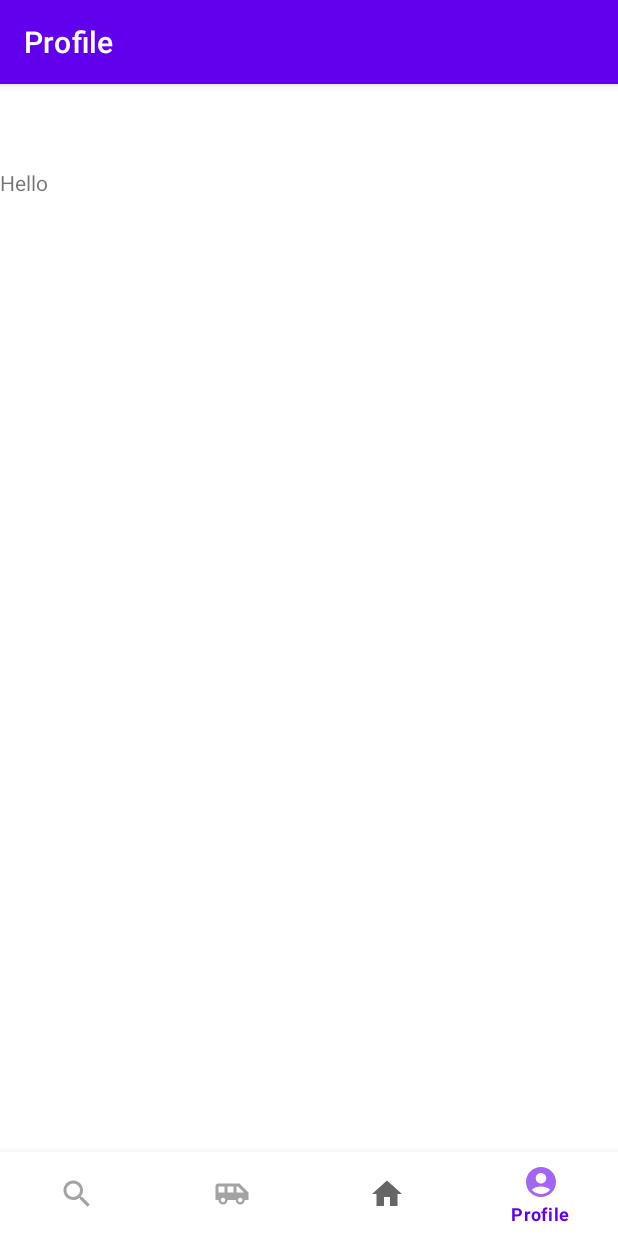
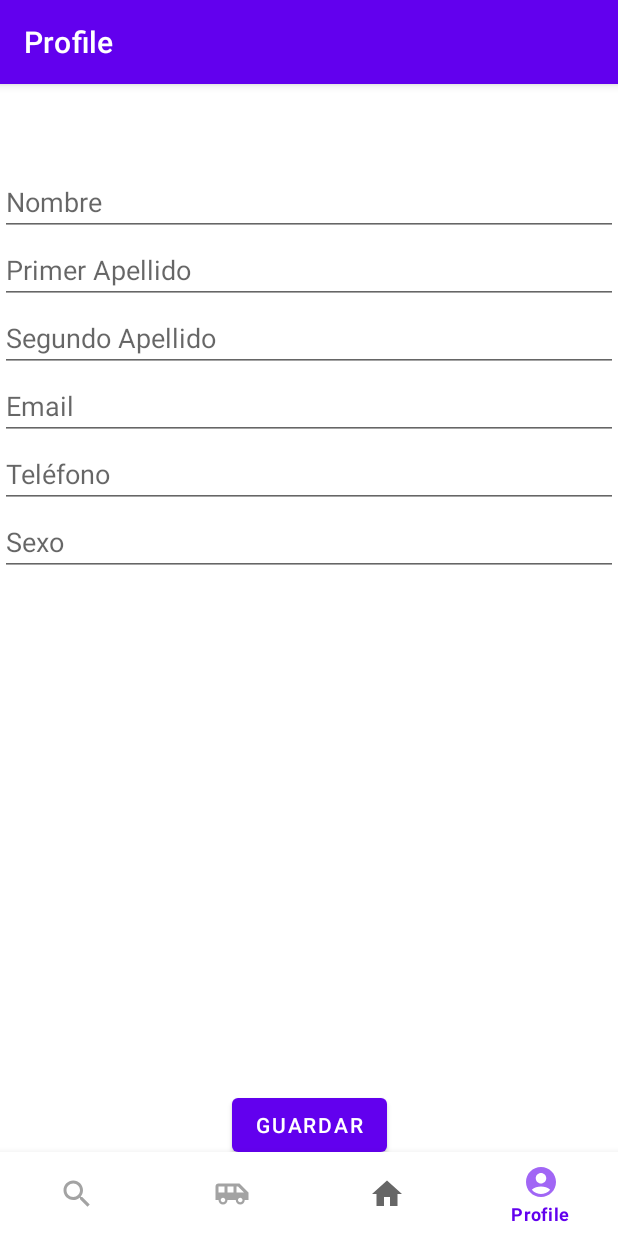
Before and after one commit to AlbertoLG01/Share-Go, an Android app: the ProfileFragment screen opened through its navigation route, on a phone screen of 412 x 824 dp. Run offline under Robolectric (Android 15) with nearby library versions, the phone set to English and light mode, and no system bars; our stand-ins replace Firebase (no records; nobody signed in at launch, a user with empty details on screens opened directly), navigation-ui.

Commit message:
16/05 profileFragment simple acabado y base de datos corregida con variables en minuscula

```diff
--- a/app/build.gradle.kts
+++ b/app/build.gradle.kts
@@ -56,6 +56,7 @@ dependencies {
     implementation (libs.firebase.analytics.ktx)
     implementation (libs.firebase.auth.ktx)
     implementation(libs.firebase.firestore)
+    implementation(libs.androidx.animation.graphics.android)
 
 
     testImplementation(libs.junit)
--- a/app/src/main/java/com/example/sharego/ui/home/HomeViewModel.kt
+++ b/app/src/main/java/com/example/sharego/ui/home/HomeViewModel.kt
@@ -31,7 +31,7 @@ class HomeViewModel : ViewModel() {
     private fun getViajes() {
 
         db.collection("Viajes")
-            .whereArrayContains("Pasajeros", db.document("Usuarios/$userID"))
+            .whereArrayContains("pasajeros", db.document("Usuarios/$userID"))
             .get()
             .addOnSuccessListener { querySnapshot ->
                 val viajeList = querySnapshot.toObjects<Viaje>()
--- a/app/src/main/java/com/example/sharego/ui/profile/ProfileFragment.kt
+++ b/app/src/main/java/com/example/sharego/ui/profile/ProfileFragment.kt
@@ -1,12 +1,15 @@
 package com.example.sharego.ui.profile
 
-import androidx.fragment.app.viewModels
 import android.os.Bundle
-import androidx.fragment.app.Fragment
 import android.view.LayoutInflater
 import android.view.View
 import android.view.ViewGroup
-import com.example.sharego.R
+import androidx.fragment.app.Fragment
+import androidx.fragment.app.viewModels
+import com.example.sharego.dataClasses.Usuario
+import com.example.sharego.databinding.FragmentProfileBinding
+import com.google.firebase.Timestamp
+import java.util.Date
 
 class ProfileFragment : Fragment() {
 
@@ -15,17 +18,51 @@ class ProfileFragment : Fragment() {
     }
 
     private val viewModel: ProfileViewModel by viewModels()
-
-    override fun onCreate(savedInstanceState: Bundle?) {
-        super.onCreate(savedInstanceState)
-
-        // TODO: Use the ViewModel
-    }
+    private var _binding: FragmentProfileBinding? = null
+    private val binding get() = _binding!!
 
     override fun onCreateView(
         inflater: LayoutInflater, container: ViewGroup?,
         savedInstanceState: Bundle?
     ): View {
-        return inflater.inflate(R.layout.fragment_profile, container, false)
+        _binding = FragmentProfileBinding.inflate(inflater, container, false)
+        return binding.root
+    }
+
+    override fun onViewCreated(view: View, savedInstanceState: Bundle?) {
+        super.onViewCreated(view, savedInstanceState)
+
+        // Set up event listeners for UI elements, such as buttons or text fields.
+        binding.guardarButton.setOnClickListener {
+            // Save user profile changes.
+            val user = Usuario(
+                apellido1 = binding.apellido1EditText.text.toString(),
+                apellido2 = binding.apellido2EditText.text.toString(),
+                nombre = binding.nombreEditText.text.toString(),
+                email = binding.emailEditText.text.toString(),
+                sexo = binding.sexoEditText.text.toString(),
+                telefono = binding.telefonoEditText.text.toString().toInt(),
+                fechaNacimiento = Timestamp(Date(binding.datePicker.year, binding.datePicker.month, binding.datePicker.dayOfMonth))
+            )
+            viewModel.saveUser(user, context){
+                viewModel.getUsuario()
+            }
+        }
+
+        // Observe changes in the ViewModel and update the UI accordingly.
+        viewModel.user.observe(viewLifecycleOwner) { user ->
+            binding.apellido1EditText.setText(user.apellido1)
+            binding.apellido2EditText.setText(user.apellido2)
+            binding.nombreEditText.setText(user.nombre)
+            binding.emailEditText.setText(user.email)
+            binding.sexoEditText.setText(user.sexo)
+            binding.telefonoEditText.setText(user.telefono.toString())
+            binding.datePicker.updateDate(user.fechaNacimiento.toDate().year, user.fechaNacimiento.toDate().month, user.fechaNacimiento.toDate().day)
+        }
+    }
+
+    override fun onDestroyView() {
+        super.onDestroyView()
+        _binding = null
     }
 }
--- a/app/src/main/java/com/example/sharego/ui/profile/ProfileViewModel.kt
+++ b/app/src/main/java/com/example/sharego/ui/profile/ProfileViewModel.kt
@@ -1,7 +1,63 @@
 package com.example.sharego.ui.profile
 
+import android.content.Context
+import android.util.Log
+import android.widget.Toast
+import androidx.lifecycle.LiveData
+import androidx.lifecycle.MutableLiveData
 import androidx.lifecycle.ViewModel
+import com.example.sharego.dataClasses.Usuario
+import com.google.firebase.firestore.ktx.firestore
+import com.google.firebase.firestore.toObject
+import com.google.firebase.ktx.Firebase
 
 class ProfileViewModel : ViewModel() {
-    // TODO: Implement the ViewModel
+
+    private val _user = MutableLiveData<Usuario>()
+    val user: LiveData<Usuario> = _user
+
+    //Base de Datos
+    val db = Firebase.firestore
+    val userID = "pUvzJWWI7DfpvDO0TgqP"  //ANA.... CAMBIAR POR USER ID CUANDO SE INICIE SESION
+
+    init {
+        // Get the viajes from the database
+        getUsuario()
+    }
+
+    fun getUsuario() {
+        db.collection("Usuarios")
+            .document(userID)
+            .get()
+            .addOnSuccessListener { documentSnapshot ->
+                val usuario = documentSnapshot.toObject<Usuario>()
+                if (usuario != null) {
+                    Log.i("Usuario", "Usuario: $usuario")
+                    _user.value = usuario!!
+                } else {
+                    Log.i("Usuario", "No se encontró ningún usuario con ese ID.")
+                }
+            }
+            .addOnFailureListener { e ->
+                Log.e("Usuario", "Error al obtener el usuario", e)
+            }
+    }
+
+
+    fun saveUser(user: Usuario, context: Context?, callback: () -> Unit) {
+        // Guardar los datos del usuario en Firestore
+        db.collection("Usuarios")
+            .document(userID) // Utilizar userID como ID del documento
+            .set(user)
+            .addOnSuccessListener {
+                // Log.i("UsuarioGuardado", "Usuario guardado con éxito")
+                Toast.makeText(context, "Usuario guardado correctamente", Toast.LENGTH_SHORT).show()
+                // Llamar al callback una vez que se haya completado la escritura en Firestore
+                callback()
+            }
+            .addOnFailureListener { e ->
+                // Log.e("UsuarioGuardado", "Error al guardar el usuario", e)
+                Toast.makeText(context, "Error al guardar el usuario", Toast.LENGTH_SHORT).show()
+            }
+    }
 }
--- a/app/src/main/res/drawable/card_border.xml
+++ b/app/src/main/res/drawable/card_border.xml
@@ -8,9 +8,9 @@
     <!-- Bordes redondeados -->
     <corners android:radius="8dp" />
 
-    <!-- Borde blanco -->
+    <!-- Borde negro -->
     <stroke
         android:width="2dp"
-        android:color="@android:color/white" />
+        android:color="@android:color/black" />
 
 </shape>
--- a/app/src/main/res/layout/fragment_profile.xml
+++ b/app/src/main/res/layout/fragment_profile.xml
@@ -1,13 +1,84 @@
 <?xml version="1.0" encoding="utf-8"?>
-<FrameLayout xmlns:android="http://schemas.android.com/apk/res/android"
+<androidx.constraintlayout.widget.ConstraintLayout xmlns:android="http://schemas.android.com/apk/res/android"
+    xmlns:app="http://schemas.android.com/apk/res-auto"
     xmlns:tools="http://schemas.android.com/tools"
     android:layout_width="match_parent"
     android:layout_height="match_parent"
     tools:context=".ui.profile.ProfileFragment">
 
-    <TextView
-        android:layout_width="match_parent"
-        android:layout_height="match_parent"
-        android:text="Hello" />
+    <EditText
+        android:id="@+id/nombreEditText"
+        android:layout_width="0dp"
+        android:layout_height="wrap_content"
+        android:hint="Nombre"
+        app:layout_constraintEnd_toEndOf="parent"
+        app:layout_constraintStart_toStartOf="parent"
+        app:layout_constraintTop_toTopOf="parent" />
 
-</FrameLayout>
+    <EditText
+        android:id="@+id/apellido1EditText"
+        android:layout_width="0dp"
+        android:layout_height="wrap_content"
+        android:hint="Primer Apellido"
+        app:layout_constraintEnd_toEndOf="parent"
+        app:layout_constraintStart_toStartOf="parent"
+        app:layout_constraintTop_toBottomOf="@id/nombreEditText" />
+
+    <EditText
+        android:id="@+id/apellido2EditText"
+        android:layout_width="0dp"
+        android:layout_height="wrap_content"
+        android:hint="Segundo Apellido"
+        app:layout_constraintEnd_toEndOf="parent"
+        app:layout_constraintStart_toStartOf="parent"
+        app:layout_constraintTop_toBottomOf="@id/apellido1EditText" />
+
+    <EditText
+        android:id="@+id/emailEditText"
+        android:layout_width="0dp"
+        android:layout_height="wrap_content"
+        android:hint="Email"
+        android:inputType="textEmailAddress"
+        app:layout_constraintEnd_toEndOf="parent"
+        app:layout_constraintStart_toStartOf="parent"
+        app:layout_constraintTop_toBottomOf="@id/apellido2EditText" />
+
+    <EditText
+        android:id="@+id/telefonoEditText"
+        android:layout_width="0dp"
+        android:layout_height="wrap_content"
+        android:hint="Teléfono"
+        android:inputType="phone"
+        app:layout_constraintEnd_toEndOf="parent"
+        app:layout_constraintStart_toStartOf="parent"
+        app:layout_constraintTop_toBottomOf="@id/emailEditText" />
+
+    <EditText
+        android:id="@+id/sexoEditText"
+        android:layout_width="0dp"
+        android:layout_height="wrap_content"
+        android:hint="Sexo"
+        app:layout_constraintEnd_toEndOf="parent"
+        app:layout_constraintStart_toStartOf="parent"
+        app:layout_constraintTop_toBottomOf="@id/telefonoEditText" />
+
+    <DatePicker
+        android:id="@+id/datePicker"
+        android:layout_width="wrap_content"
+        android:layout_height="wrap_content"
+        app:layout_constraintEnd_toEndOf="parent"
+        app:layout_constraintStart_toStartOf="parent"
+        app:layout_constraintTop_toBottomOf="@id/sexoEditText"
+        android:visibility="gone"/>
+
+    <Button
+        android:id="@+id/guardarButton"
+        android:layout_width="wrap_content"
+        android:layout_height="wrap_content"
+        android:text="Guardar"
+        android:layout_marginBottom="50dp"
+        app:layout_constraintStart_toStartOf="parent"
+        app:layout_constraintBottom_toBottomOf="parent"
+        app:layout_constraintEnd_toEndOf="parent" />
+
+</androidx.constraintlayout.widget.ConstraintLayout>
--- a/build.gradle.kts
+++ b/build.gradle.kts
@@ -4,3 +4,5 @@ plugins {
     alias(libs.plugins.jetbrains.kotlin.android) apply false
     id("com.google.gms.google-services") version "4.4.1" apply false
 }
+dependencies {
+}
--- a/gradle/libs.versions.toml
+++ b/gradle/libs.versions.toml
@@ -19,6 +19,7 @@ legacySupportV4 = "1.0.0"
 fragmentKtx = "1.7.0"
 googleGmsGoogleServices = "4.4.1"
 firebaseFirestore = "25.0.0"
+animationGraphicsAndroid = "1.6.7"
 
 [libraries]
 androidx-core-ktx = { group = "androidx.core", name = "core-ktx", version.ref = "coreKtx" }
@@ -39,6 +40,7 @@ androidx-ui-android = { group = "androidx.compose.ui", name = "ui-android", vers
 androidx-legacy-support-v4 = { group = "androidx.legacy", name = "legacy-support-v4", version.ref = "legacySupportV4" }
 androidx-fragment-ktx = { group = "androidx.fragment", name = "fragment-ktx", version.ref = "fragmentKtx" }
 firebase-firestore = { group = "com.google.firebase", name = "firebase-firestore", version.ref = "firebaseFirestore" }
+androidx-animation-graphics-android = { group = "androidx.compose.animation", name = "animation-graphics-android", version.ref = "animationGraphicsAndroid" }
 
 [plugins]
 android-application = { id = "com.android.application", version.ref = "agp" }
```
Also changed, not shown: app/src/main/java/com/example/sharego/dataClasses/Usuario.kt (added, +13 -0 lines), app/src/main/java/com/example/sharego/dataClasses/Viaje.kt (+7 -7 lines), app/src/main/java/com/example/sharego/ui/home/HomeFragment.kt (+5 -5 lines).
